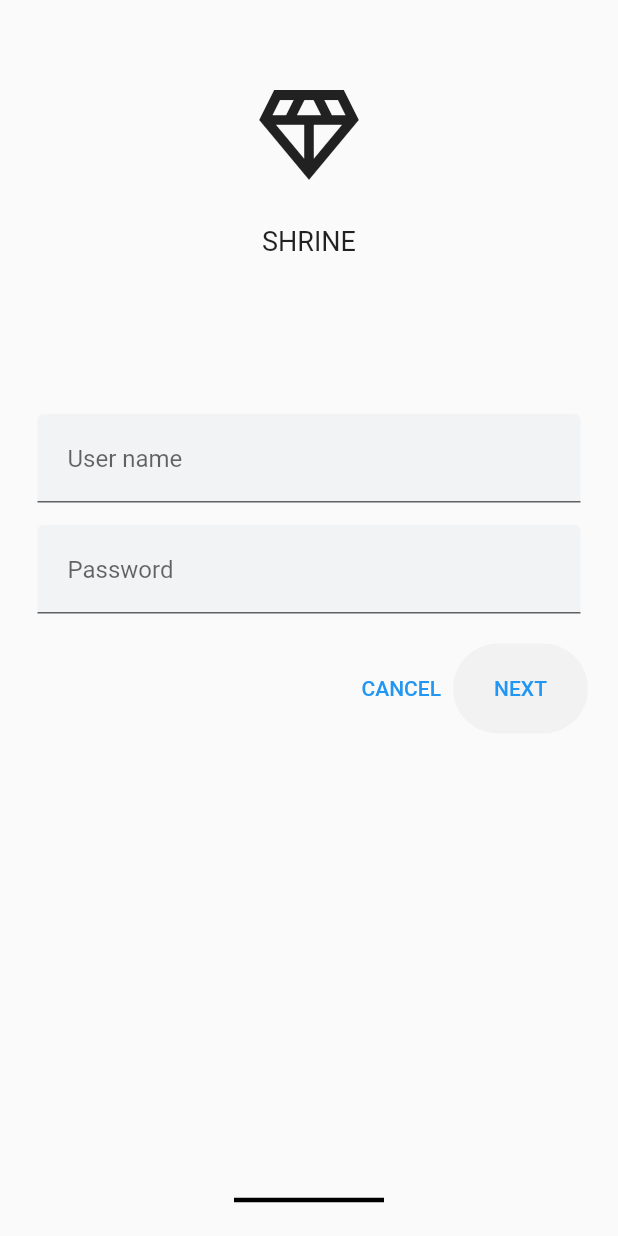
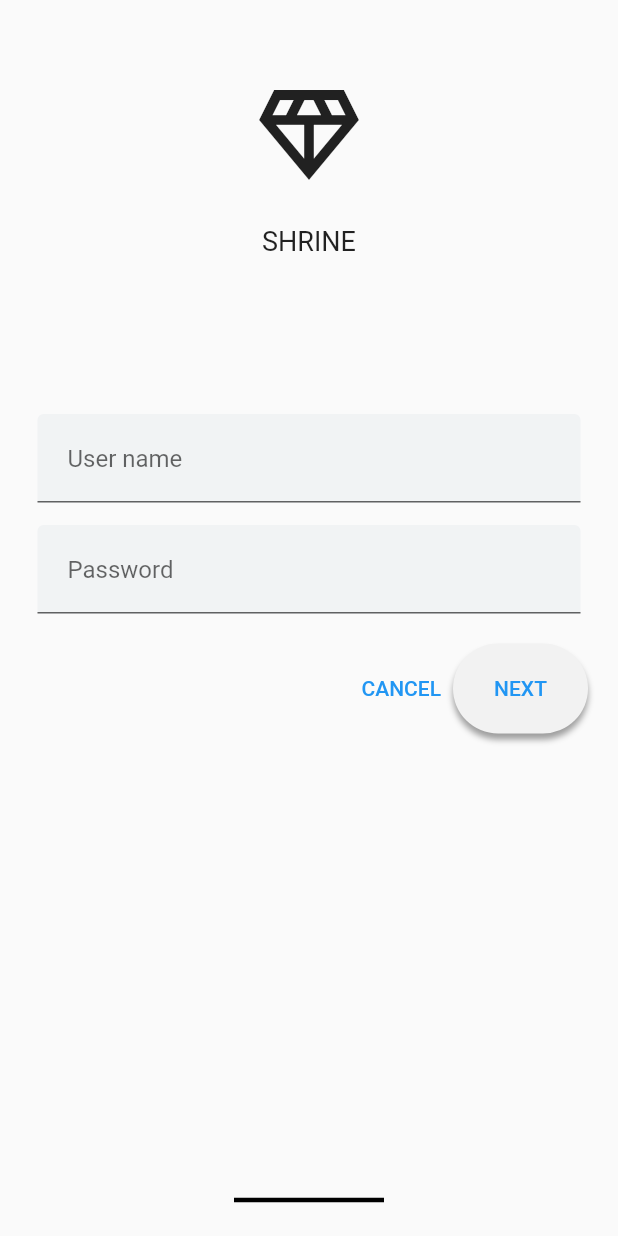
Before and after one commit to heba-T-Allah/task8, a Flutter app: the screen it shows after launch, on a phone screen of 412 x 824 dp. Run offline on Flutter 3.47's test engine with Material 2 defaults, Android fonts, the phone set to English and light mode, and no system bars.

Commit message:
shadow button added

```diff
--- a/lib/main.dart
+++ b/lib/main.dart
@@ -12,21 +12,31 @@ class MyApp extends StatefulWidget {
 }
 
 class _MyAppState extends State<MyApp> {
-
   @override
   Widget build(BuildContext context) {
+
     return MaterialApp(
         debugShowCheckedModeBanner: false,
         home: Scaffold(
-        body: Stack(children: [MyBody(),
+          body: Stack(
+            children: [
+              MyBody(),
               Align(
                 alignment: FractionalOffset.bottomCenter,
-          child: MaterialButton(onPressed: () => {}, child: Container(height: 3,width: 100,color: Colors.black,)),
-        )],),
+                child: MaterialButton(
+                    onPressed: () => {},
+                    child: Container(
+                      height: 3,
+                      width: 100,
+                      color: Colors.black,
+                    )),
               )
-    );
+            ],
+          ),
+        ));
   }
 }
+
 class MyBody extends StatefulWidget {
   const MyBody({super.key});
 
@@ -42,10 +52,9 @@ class _MyBodyState extends State<MyBody> {
 
   @override
   Widget build(BuildContext context) {
-    return  ListView(children: [
+    return ListView(children: [
       const SizedBox(height: 50),
       Center(
-          // child: Icon(Icons.diamond_outlined,),
           child: SizedBox.fromSize(
         size: const Size.fromRadius(40),
         child: const FittedBox(
@@ -62,8 +71,8 @@ class _MyBodyState extends State<MyBody> {
       ),
       const SizedBox(height: 80),
       Padding(
-          padding: const EdgeInsets.only(
-              top: 25.0, right: 25, left: 25, bottom: 15),
+        padding:
+            const EdgeInsets.only(top: 25.0, right: 25, left: 25, bottom: 15),
         child: TextField(
           controller: _userNameController,
           decoration: const InputDecoration(
@@ -104,7 +113,15 @@ class _MyBodyState extends State<MyBody> {
                 height: 60,
                 decoration: BoxDecoration(
                     borderRadius: BorderRadius.circular(70),
-                      color: const Color(0xfff2f2f2)),
+                    color: const Color(0xfff2f2f2),
+                    boxShadow: [
+                      BoxShadow(
+                        color: Colors.grey,
+                        // spreadRadius: 1,
+                        blurRadius:3,
+                        offset: Offset(0,4),
+                      )
+                    ]),
                 child: MaterialButton(
                   onPressed: () {
                     setState(() {
@@ -120,7 +137,6 @@ class _MyBodyState extends State<MyBody> {
           ],
         ),
       ),
-
     ]);
   }
 }
```
Lines whose indentation alone changed are shown as unchanged.
